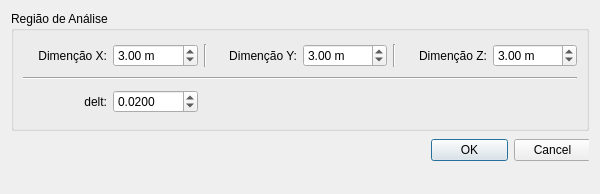
This is final_Interface/dialog_cgerais.ui in pvmocbel/Lane3dViewer as Qt 5 draws it before an edit. The edited form follows.
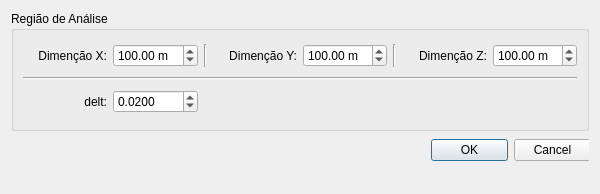
This is the edited form.

The edit to the form file:
```diff
--- a/final_Interface/dialog_cgerais.ui
+++ b/final_Interface/dialog_cgerais.ui
@@ -72,7 +72,7 @@
          <double>1000.000000000000000</double>
         </property>
         <property name="value">
-         <double>3.000000000000000</double>
+         <double>100.000000000000000</double>
         </property>
        </widget>
       </item>
@@ -108,7 +108,7 @@
          <double>1000.000000000000000</double>
         </property>
         <property name="value">
-         <double>3.000000000000000</double>
+         <double>100.000000000000000</double>
         </property>
        </widget>
       </item>
@@ -147,7 +147,7 @@
          <double>1000.000000000000000</double>
         </property>
         <property name="value">
-         <double>3.000000000000000</double>
+         <double>100.000000000000000</double>
         </property>
        </widget>
       </item>
```
